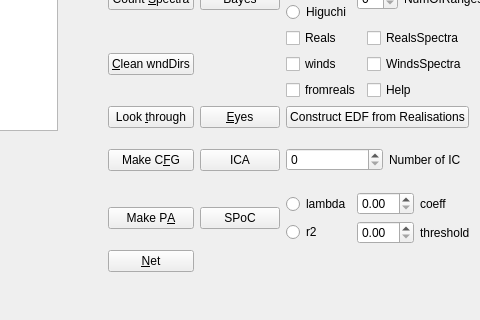
Old version of the form mainwindow.ui in the repository ArtfulVampire/SecondGUIrepo; both pictures show x 200 to 680 and y 328 to 648 of the 1177 by 906 pixel window.
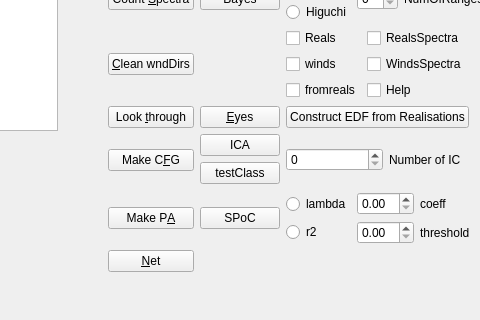
New version of the form.

The edit to the form file:
```diff
--- a/mainwindow.ui
+++ b/mainwindow.ui
@@ -303,13 +303,6 @@
        </property>
       </widget>
      </item>
-     <item row="6" column="1">
-      <widget class="QPushButton" name="icaButton">
-       <property name="text">
-        <string>ICA</string>
-       </property>
-      </widget>
-     </item>
      <item row="8" column="0">
       <widget class="QPushButton" name="netButton">
        <property name="text">
@@ -586,6 +579,24 @@
        </item>
       </layout>
      </item>
+     <item row="6" column="1">
+      <layout class="QVBoxLayout" name="verticalLayout_13">
+       <item>
+        <widget class="QPushButton" name="icaPushButton">
+         <property name="text">
+          <string>ICA</string>
+         </property>
+        </widget>
+       </item>
+       <item>
+        <widget class="QPushButton" name="icaTestClassPushButton">
+         <property name="text">
+          <string>testClass</string>
+         </property>
+        </widget>
+       </item>
+      </layout>
+     </item>
     </layout>
    </widget>
    <widget class="QWidget" name="layoutWidget">
```
